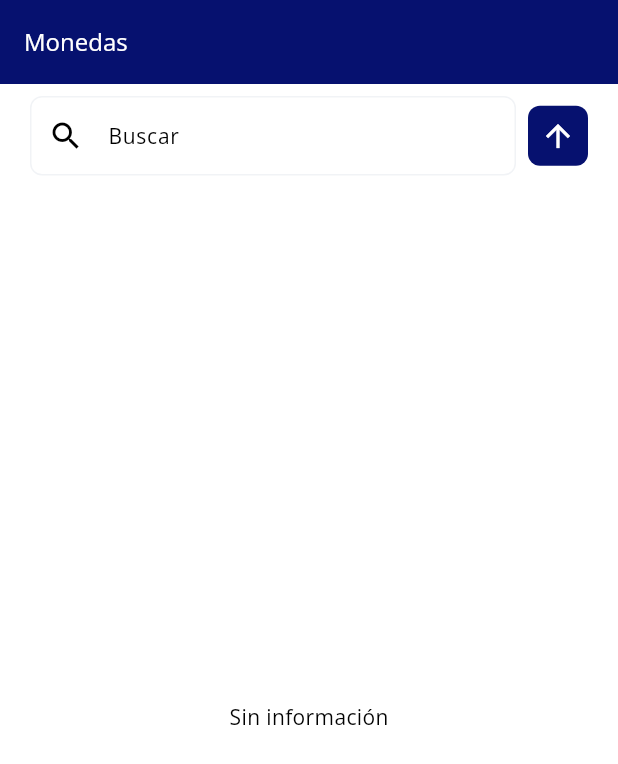
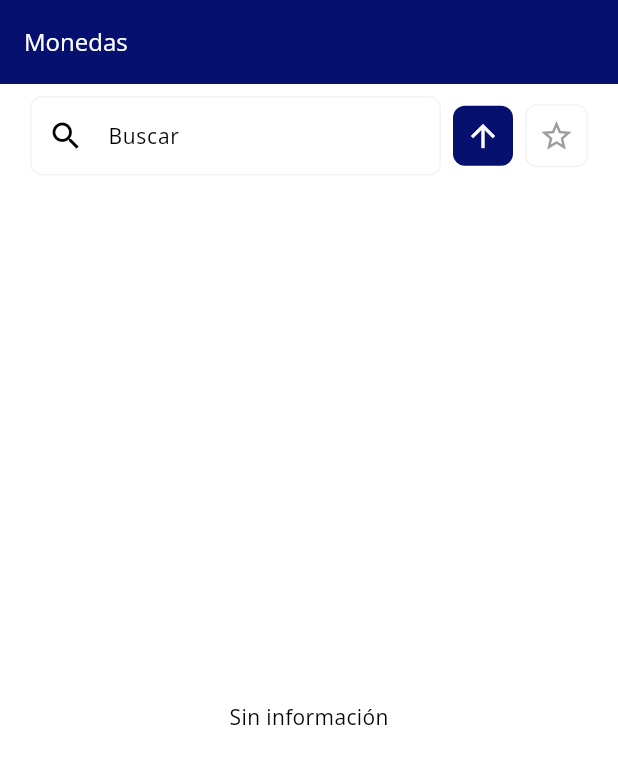
Before and after one commit to bryancubillos/wenia, a Flutter app: the CryptoListPage screen opened directly, after a tap on the "arrow downward" icon, on a phone screen of 412 x 824 dp. Shown: the top 764 px of the screen. Run offline on Flutter 3.47's test engine with Material 3 defaults, Android fonts, the phone set to English and light mode, and no system bars; our stand-ins replace bloc, firebase_auth, firebase_core, flutter_bloc, google_fonts, sqflite; accounts and stored records are empty; network calls fail.

Commit message:
UI:MOB: Add favorite

```diff
--- a/lib/BLL/crypto/crypto_bll.dart
+++ b/lib/BLL/crypto/crypto_bll.dart
@@ -16,7 +16,7 @@ class CryptoBll {
   CryptoBll._constructor();
 
   // [Methods]
-  Future<List<CoinEntity>> getCoins(bool sortDescending, String searchValue) async {
+  Future<List<CoinEntity>> getCoins(bool sortDescending, String searchValue, bool onlyFavorites) async {
     ResultEntity result = await CryptoDAL().getCoins();
     List<CoinEntity> coins = [];
 
@@ -36,6 +36,11 @@ class CryptoBll {
       } else {
         coins.sort((a, b) => a.currentPrice.compareTo(b.currentPrice));
       }
+
+      // only favorites
+      if(onlyFavorites) {
+        coins = coins.where((coin) => coin.isFavorite).toList();
+      }
     }
 
     return coins;
--- a/lib/core/Entities/crypto/coin_entity.dart
+++ b/lib/core/Entities/crypto/coin_entity.dart
@@ -4,6 +4,7 @@ class CoinEntity {
   String name;
   String image;
   double currentPrice;
+  bool isFavorite;
 
   CoinEntity({
     required this.id,
@@ -11,6 +12,7 @@ class CoinEntity {
     required this.name,
     required this.image,
     required this.currentPrice,
+    this.isFavorite = false,
   });
 
   CoinEntity.empty()
@@ -18,7 +20,8 @@ class CoinEntity {
       symbol = "",
       name = "",
       image = "",
-      currentPrice = 0.0;
+      currentPrice = 0.0,
+      isFavorite = false;
 
   static List<CoinEntity> fromJsonList(List<dynamic> jsonList) {
     return jsonList.map((json) => CoinEntity.empty().fromJson(json)).toList();
--- a/lib/features/common/menu/bloc/menu_bloc.dart
+++ b/lib/features/common/menu/bloc/menu_bloc.dart
@@ -31,10 +31,6 @@ class MenuBloc extends Bloc<MenuEvent, MenuState> {
         label: CultureService().getLocalResource('menu-coins'),
       ),
       BottomNavigationBarItem(
-        icon: const Icon(Icons.star),
-        label: CultureService().getLocalResource('menu-favorites'),
-      ),
-      BottomNavigationBarItem(
         icon: const Icon(Icons.person),
         label: CultureService().getLocalResource('menu-profile'),
       ),
@@ -43,7 +39,6 @@ class MenuBloc extends Bloc<MenuEvent, MenuState> {
     // Prepare pages by index
     MenuBloc.pages = <Widget>[
       const CryptoListPage(),
-      const CryptoComparePage(),
       const ProfilePage()
     ];
 
--- a/lib/features/crypto/list/bloc/crypto_list_bloc.dart
+++ b/lib/features/crypto/list/bloc/crypto_list_bloc.dart
@@ -8,6 +8,7 @@ part 'crypto_list_state.dart';
 class CryptoListBloc extends Bloc<CryptoListEvent, CryptoListState> {
   // [Properties]
   bool _sortDescending = true;
+  bool _isFavorite = false;
   String _searchValue = "";
 
   // [Constructor]
@@ -21,10 +22,11 @@ class CryptoListBloc extends Bloc<CryptoListEvent, CryptoListState> {
 
     _sortDescending = event.sortDescending;
     _searchValue = event.search;
+    _isFavorite = event.isFavorite;
 
     // Get coins
     List<CoinEntity> coins = [];
-    coins = await CryptoBll().getCoins(_sortDescending, _searchValue);
+    coins = await CryptoBll().getCoins(_sortDescending, _searchValue, _isFavorite);
 
     emit(CryptoListLoaded(coins));
   }
--- a/lib/features/crypto/list/bloc/crypto_list_event.dart
+++ b/lib/features/crypto/list/bloc/crypto_list_event.dart
@@ -7,6 +7,7 @@ sealed class CryptoListEvent {
 final class GetCoins extends CryptoListEvent {
   final bool sortDescending;
   final String search;
+  final bool isFavorite;
 
-  const GetCoins(this.sortDescending, this.search);
+  const GetCoins(this.sortDescending, this.search, this.isFavorite);
 }
--- a/lib/features/crypto/list/presentation/crypto_list_page.dart
+++ b/lib/features/crypto/list/presentation/crypto_list_page.dart
@@ -1,9 +1,7 @@
 import 'dart:async';
 
 import 'package:flutter/material.dart';
-import 'package:flutter/services.dart';
 import 'package:flutter_bloc/flutter_bloc.dart';
-import 'package:wenia/core/config/environment_config.dart';
 
 import 'package:wenia/core/service/culture_service.dart';
 import 'package:wenia/core/utils/style/theme_app.dart';
@@ -20,6 +18,7 @@ class CryptoListPage extends StatefulWidget {
 class _CryptoListPageState extends State<CryptoListPage> {
   // [Properties]
   bool _sortDescending = true;
+  bool _isFavorite = false;
   String _searchValue = '';
   Timer? _debounce;
 
@@ -28,7 +27,7 @@ class _CryptoListPageState extends State<CryptoListPage> {
   void initState() {
     super.initState();
     // Get current user
-    context.read<CryptoListBloc>().add(GetCoins(_sortDescending, ""));
+    context.read<CryptoListBloc>().add(GetCoins(_sortDescending, "", _isFavorite));
   }
 
   // [Dispose]
@@ -68,47 +67,11 @@ class _CryptoListPageState extends State<CryptoListPage> {
       child: Row(
         children: [
           Expanded(
-            child: TextField(
-              onChanged: _onSearchChanged,
-              style: ThemeApp.textTheme.bodyMedium?.copyWith(color: ThemeApp.black),
-              decoration: InputDecoration(
-                hintText: CultureService().getLocalResource("crypto-search"),
-                prefixIcon: const Icon(Icons.search),
-                border: OutlineInputBorder(
-                  borderRadius: BorderRadius.circular(8.0),
-                  borderSide: const BorderSide(color: ThemeApp.secondColor),
-                ),
-                enabledBorder: OutlineInputBorder(
-                  borderRadius: BorderRadius.circular(8.0),
-                  borderSide: const BorderSide(color: ThemeApp.secondColor),
-                ),
-                focusedBorder: OutlineInputBorder(
-                  borderRadius: BorderRadius.circular(8.0),
-                  borderSide: const BorderSide(color: ThemeApp.secondColor, width: 1),
-                ),
-              ),
-            ),
+            child: getSearchInput()
           ),
           const SizedBox(width: 8),
-          GestureDetector(
-            onTap: () {
-              setState(() {
-                _sortDescending = !_sortDescending;
-                context.read<CryptoListBloc>().add(GetCoins(_sortDescending, _searchValue));
-              });
-            },
-            child: Container(
-              padding: const EdgeInsets.all(8),
-              decoration: BoxDecoration(
-                color: ThemeApp.primaryColor,
-                borderRadius: BorderRadius.circular(8),
-              ),
-              child: Icon(
-                _sortDescending ? Icons.arrow_downward : Icons.arrow_upward,
-                color: Colors.white,
-              ),
-            ),
-          ),
+          getSortAction(),
+          getFavoriteAction(),
         ],
       ),
     );
@@ -145,6 +108,77 @@ class _CryptoListPageState extends State<CryptoListPage> {
     );
   }
 
+  Widget getSearchInput() {
+    return TextField(
+      onChanged: _onSearchChanged,
+      style: ThemeApp.textTheme.bodyMedium?.copyWith(color: ThemeApp.black),
+      decoration: InputDecoration(
+        hintText: CultureService().getLocalResource("crypto-search"),
+        prefixIcon: const Icon(Icons.search),
+        border: OutlineInputBorder(
+          borderRadius: BorderRadius.circular(8.0),
+          borderSide: const BorderSide(color: ThemeApp.secondColor),
+        ),
+        enabledBorder: OutlineInputBorder(
+          borderRadius: BorderRadius.circular(8.0),
+          borderSide: const BorderSide(color: ThemeApp.secondColor),
+        ),
+        focusedBorder: OutlineInputBorder(
+          borderRadius: BorderRadius.circular(8.0),
+          borderSide: const BorderSide(color: ThemeApp.secondColor, width: 1),
+        ),
+      ),
+    );
+  }
+
+  Widget getSortAction() {
+    return GestureDetector(
+      onTap: () {
+        setState(() {
+          _sortDescending = !_sortDescending;
+          context.read<CryptoListBloc>().add(GetCoins(_sortDescending, _searchValue, _isFavorite));
+        });
+      },
+      child: Container(
+        padding: const EdgeInsets.all(8),
+        decoration: BoxDecoration(
+          color: ThemeApp.primaryColor,
+          borderRadius: BorderRadius.circular(8),
+        ),
+        child: Icon(
+          _sortDescending ? Icons.arrow_downward : Icons.arrow_upward,
+          color: Colors.white,
+        ),
+      ),
+    );
+  }
+
+  Widget getFavoriteAction() {
+    return Padding(
+      padding: const EdgeInsets.only(left: 8),
+      child: GestureDetector(
+        onTap: () {
+          setState(() {
+            _isFavorite = !_isFavorite;
+            context.read<CryptoListBloc>().add(GetCoins(_sortDescending, _searchValue, _isFavorite));
+          });
+        },
+        child: Container(
+          padding: const EdgeInsets.all(8),
+          decoration: BoxDecoration(
+            color: ThemeApp.white,
+            borderRadius: BorderRadius.circular(8),
+            border: Border.all(color: ThemeApp.secondColor),
+          ),
+          child: Icon(
+            _isFavorite ? Icons.star : Icons.star_border,
+            color: _isFavorite ? Colors.yellow : Colors.grey,
+          ),
+        ),
+      )
+    );
+  }
+
   // [Functions]
   void _onSearchChanged(String value) {
     // Cancel previous debounce
@@ -158,7 +192,7 @@ class _CryptoListPageState extends State<CryptoListPage> {
         _searchValue = value;
       });
 
-      context.read<CryptoListBloc>().add(GetCoins(_sortDescending, _searchValue));
+      context.read<CryptoListBloc>().add(GetCoins(_sortDescending, _searchValue, _isFavorite));
     });
   }
 }
--- a/lib/main.dart
+++ b/lib/main.dart
@@ -71,3 +71,13 @@ class MyApp extends StatelessWidget {
     );
   }
 }
+
+
+/*
+
+  TODO:
+
+  - save crypto by id
+  - join local info with remote info
+
+*/
```
